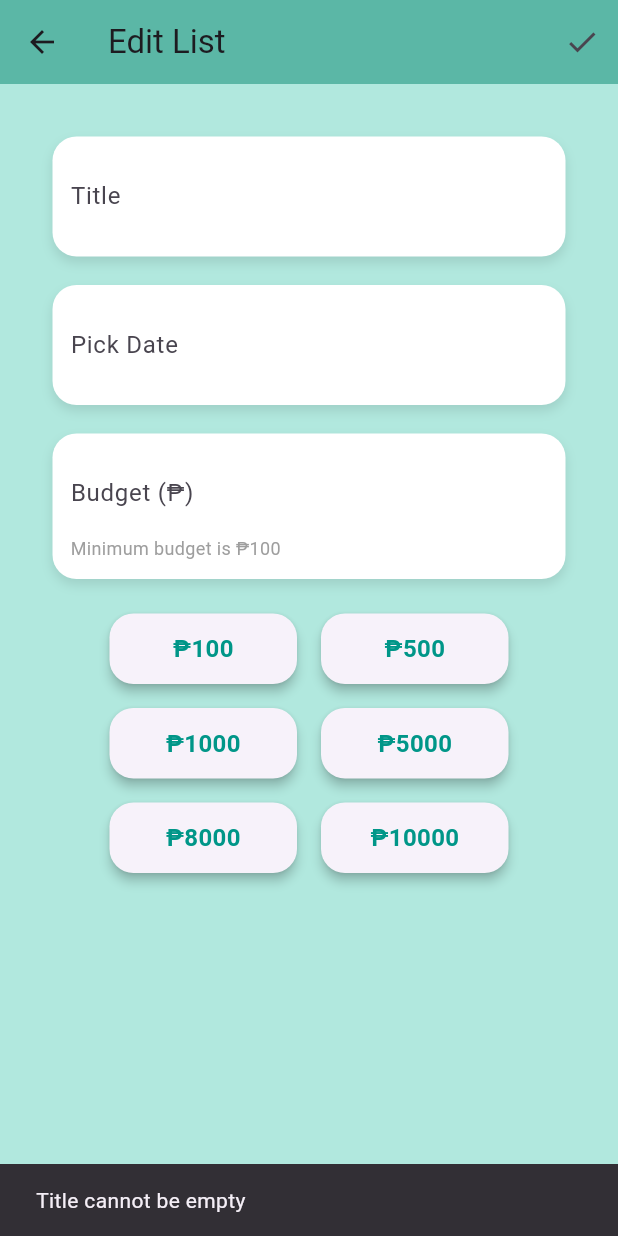
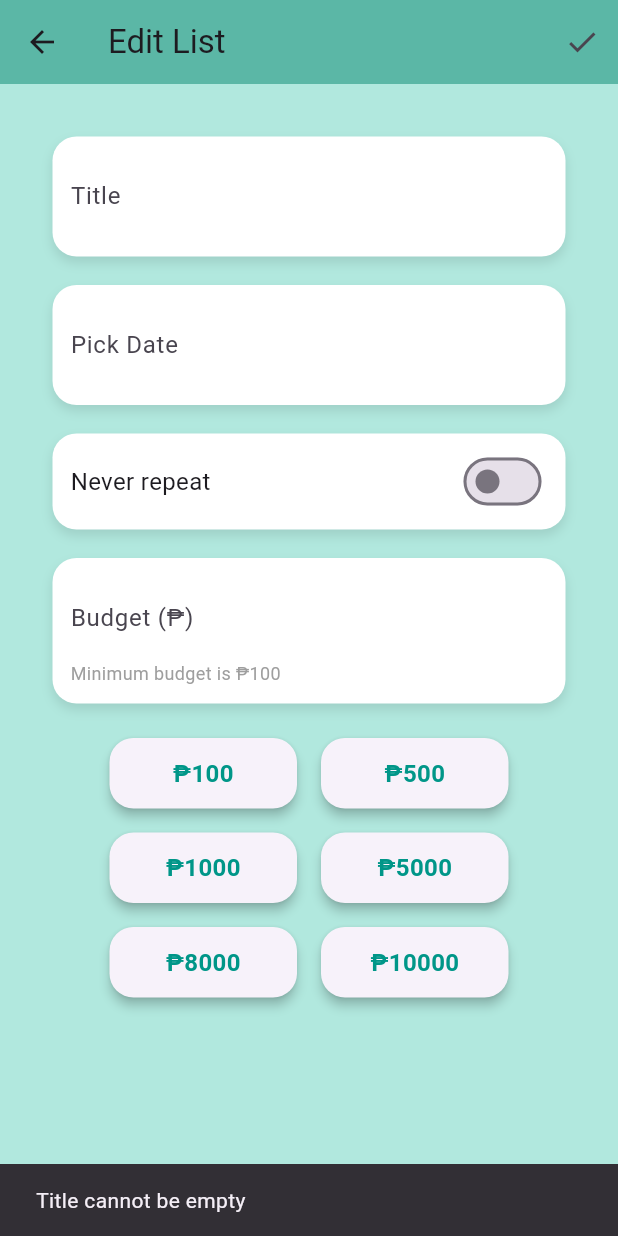
Before and after one commit to leviticuz/budgy, a Flutter app: the CreateTab screen opened directly with empty values, after a tap on the "check" icon, on a phone screen of 412 x 824 dp. Run offline on Flutter 3.47's test engine with Material 3 defaults, Android fonts, the phone set to English and light mode, and no system bars; our stand-ins replace firebase_core, firebase_database, fl_chart, fluttertoast, lottie, shared_preferences and 1 more; accounts and stored records are empty.

Commit message:
toggle for repeat weekly

```diff
--- a/lib/createList.dart
+++ b/lib/createList.dart
@@ -30,7 +30,7 @@ class CreateTab extends StatefulWidget {
 class _CreateTabState extends State<CreateTab> {
   double totalBudget = 0.0;
   double totalSpending = 0.0;
-  List<Map<String, double>> monthlyData = [];
+  bool _isWeekly = false; // Toggle bool
 
   @override
   void initState() {
@@ -38,7 +38,6 @@ class _CreateTabState extends State<CreateTab> {
     if (!widget.isNewList) {
       _loadData();
     } else {
-      // Clear only when the list is new and the widget is initialized
       widget.titleController.clear();
       widget.budgetController.clear();
     }
@@ -62,9 +61,7 @@ class _CreateTabState extends State<CreateTab> {
           : AppBar(
         title: Text('Edit List'),
         backgroundColor: Color(0xFF5BB7A6),
-        actions: widget.isNewList
-            ? null
-            : [
+        actions: [
           IconButton(
             icon: Icon(Icons.check),
             onPressed: () async {
@@ -89,7 +86,7 @@ class _CreateTabState extends State<CreateTab> {
                 creationDate: DateTime.now(),
               );
 
-              Navigator.pop(context, updatedItem); // Return the updated item
+              Navigator.pop(context, updatedItem);
             },
           ),
         ],
@@ -107,6 +104,7 @@ class _CreateTabState extends State<CreateTab> {
                 ),
                 child: Column(
                   children: [
+                    // Title Input Field
                     Container(
                       margin: EdgeInsets.only(bottom: 19),
                       padding: EdgeInsets.all(12.0),
@@ -129,6 +127,7 @@ class _CreateTabState extends State<CreateTab> {
                         ),
                       ),
                     ),
+
                     // Date Input Field
                     Container(
                       margin: EdgeInsets.only(bottom: 19),
@@ -156,8 +155,7 @@ class _CreateTabState extends State<CreateTab> {
                               readOnly: true,
                               style: widget.isNewList
                                   ? TextStyle(color: Colors.black)
-                                  : TextStyle(color: Colors
-                                  .grey), // Gray out date if editing
+                                  : TextStyle(color: Colors.grey),
                             ),
                           ),
                           if (widget.isNewList)
@@ -182,6 +180,43 @@ class _CreateTabState extends State<CreateTab> {
                         ],
                       ),
                     ),
+
+                    // Toggle Switch for Weekly
+                    Container(
+                      margin: EdgeInsets.only(bottom: 19),
+                      padding: EdgeInsets.symmetric(horizontal: 12.0, vertical: 8.0),
+                      decoration: BoxDecoration(
+                        color: Colors.white,
+                        borderRadius: BorderRadius.circular(16),
+                        boxShadow: [
+                          BoxShadow(
+                            color: Colors.black.withOpacity(0.1),
+                            blurRadius: 6,
+                            offset: Offset(0, 4),
+                          ),
+                        ],
+                      ),
+                      child: Row(
+                        mainAxisAlignment: MainAxisAlignment.spaceBetween,
+                        children: [
+                          Text(
+                            _isWeekly ? "Repeat weekly" : "Never repeat",
+                            style: TextStyle(fontSize: 16),
+                          ),
+                          Switch(
+                            value: _isWeekly,
+                            onChanged: (bool value) {
+                              setState(() {
+                                _isWeekly = value;
+                              });
+                            },
+                            activeColor: Colors.teal,
+                          ),
+                        ],
+                      ),
+                    ),
+
+                    // Budget Input Field
                     Container(
                       margin: EdgeInsets.only(bottom: 19),
                       padding: EdgeInsets.all(12.0),
@@ -205,11 +240,9 @@ class _CreateTabState extends State<CreateTab> {
                               labelText: 'Budget (₱)',
                               border: InputBorder.none,
                             ),
-                            keyboardType: TextInputType.numberWithOptions(
-                                decimal: true),
+                            keyboardType: TextInputType.numberWithOptions(decimal: true),
                             inputFormatters: [
-                              FilteringTextInputFormatter.allow(
-                                  RegExp(r'^\d*\.?\d{0,2}'))
+                              FilteringTextInputFormatter.allow(RegExp(r'^\d*\.?\d{0,2}'))
                             ],
                           ),
                           Text(
@@ -222,12 +255,12 @@ class _CreateTabState extends State<CreateTab> {
                         ],
                       ),
                     ),
+
                     // Predefined Budget Buttons
                     Wrap(
                       spacing: 8,
                       runSpacing: 8,
-                      children: [100, 500, 1000, 5000, 8000, 10000].map((
-                          price) {
+                      children: [100, 500, 1000, 5000, 8000, 10000].map((price) {
                         return GestureDetector(
                           onTap: () {
                             widget.budgetController.text = price.toString();
```
